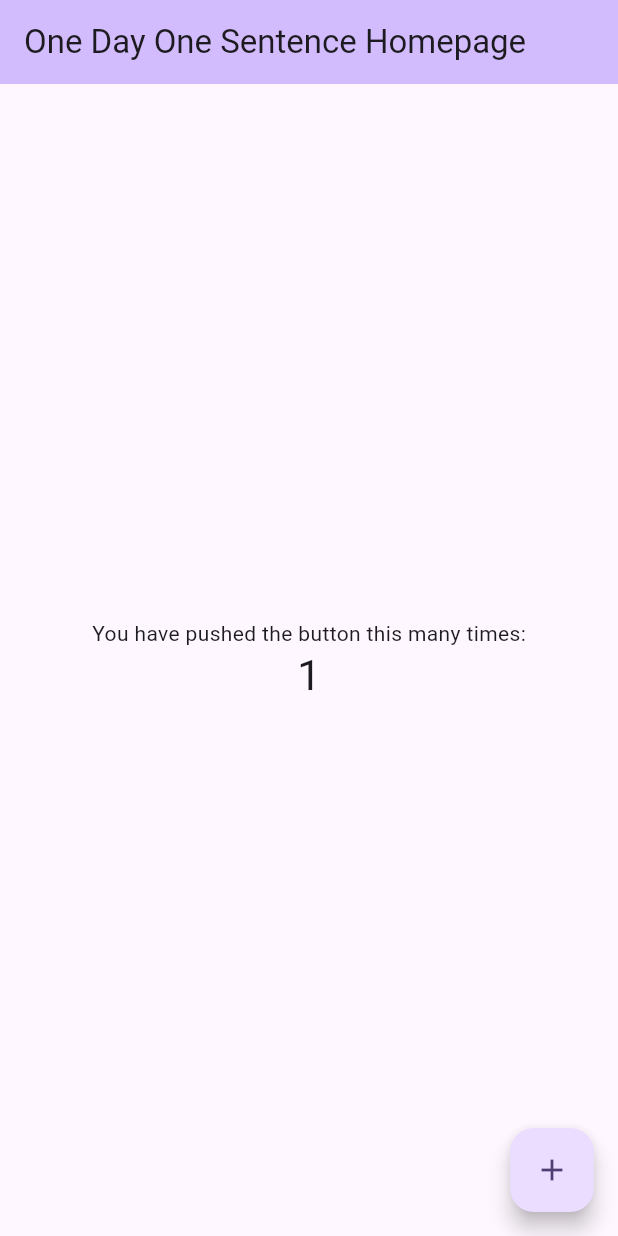
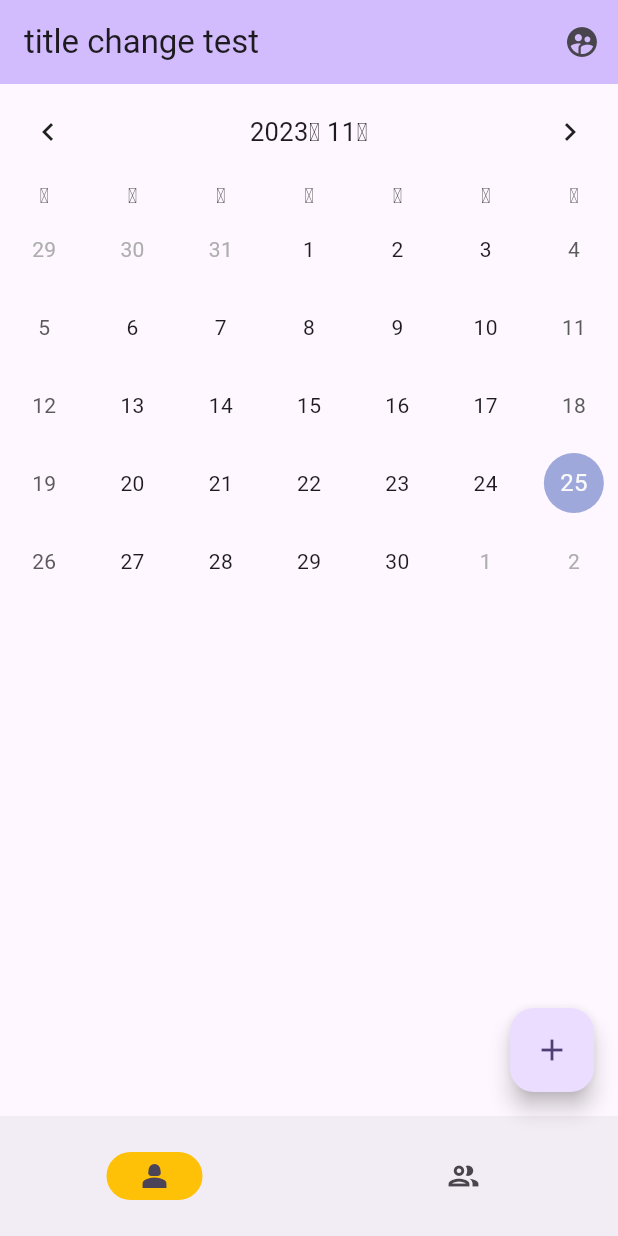
Before and after one commit to kyubhinhan/onedayonesentence, a Flutter app: the screen it shows after launch, after a tap on the "add" icon, on a phone screen of 412 x 824 dp. Run offline on Flutter 3.47's test engine with Material 2 defaults, Android fonts, the phone set to English and light mode, and no system bars; drawn by our look-alikes of table_calendar.

Commit message:
달력 컴포넌트 추가 (#4)
* 대충 형태 잡음

* 상태에 따라 필요한 버튼 처리해줌

* 달력 추가

```diff
--- /dev/null
+++ b/onedayonesentence/lib/calander/calander.dart
@@ -0,0 +1,50 @@
+import 'package:flutter/material.dart';
+import 'package:table_calendar/table_calendar.dart';
+
+class Calander extends StatefulWidget {
+  const Calander({super.key});
+
+  @override
+  State<Calander> createState() => _CalanderState();
+}
+
+class _CalanderState extends State<Calander> {
+  DateTime _focusedDay = DateTime.now();
+  DateTime? _selectedDay;
+  CalendarFormat _calendarFormat = CalendarFormat.month;
+
+  @override
+  Widget build(BuildContext context) {
+    return TableCalendar(
+      locale: 'ko_KR',
+      daysOfWeekHeight: 20,
+      headerStyle:
+          const HeaderStyle(formatButtonVisible: false, titleCentered: true),
+      firstDay: DateTime.utc(2023, 10, 01),
+      lastDay: DateTime.utc(2030, 3, 14),
+      focusedDay: _focusedDay,
+      calendarFormat: _calendarFormat,
+      onFormatChanged: (format) {
+        setState(() {
+          _calendarFormat = format;
+        });
+      },
+      selectedDayPredicate: (day) {
+        return isSameDay(_selectedDay, day);
+      },
+      onDaySelected: (selectedDay, focusedDay) {
+        if (!isSameDay(_selectedDay, selectedDay)) {
+          // Call `setState()` when updating the selected day
+          setState(() {
+            _selectedDay = selectedDay;
+            _focusedDay = focusedDay;
+          });
+        }
+      },
+      onPageChanged: (focusedDay) {
+        // No need to call `setState()` here
+        _focusedDay = focusedDay;
+      },
+    );
+  }
+}
--- a/onedayonesentence/lib/main.dart
+++ b/onedayonesentence/lib/main.dart
@@ -1,7 +1,9 @@
 import 'package:flutter/material.dart';
+import 'calander/calander.dart';
+import 'package:intl/date_symbol_data_local.dart';
 
 void main() {
-  runApp(const MyApp());
+  initializeDateFormatting().then((_) => runApp(const MyApp()));
 }
 
 class MyApp extends StatelessWidget {
@@ -11,12 +13,12 @@ class MyApp extends StatelessWidget {
   @override
   Widget build(BuildContext context) {
     return MaterialApp(
-      title: 'OneDayOneSentence',
+      title: 'Title Change',
       theme: ThemeData(
         colorScheme: ColorScheme.fromSeed(seedColor: Colors.deepPurple),
         useMaterial3: true,
       ),
-      home: const MyHomePage(title: 'One Day One Sentence Homepage'),
+      home: const MyHomePage(title: 'title change test'),
     );
   }
 }
@@ -31,71 +33,53 @@ class MyHomePage extends StatefulWidget {
 }
 
 class _MyHomePageState extends State<MyHomePage> {
-  int _counter = 0;
-
-  void _incrementCounter() {
-    setState(() {
-      // This call to setState tells the Flutter framework that something has
-      // changed in this State, which causes it to rerun the build method below
-      // so that the display can reflect the updated values. If we changed
-      // _counter without calling setState(), then the build method would not be
-      // called again, and so nothing would appear to happen.
-      _counter++;
-    });
-  }
+  int currentPageIndex = 0;
 
   @override
   Widget build(BuildContext context) {
-    // This method is rerun every time setState is called, for instance as done
-    // by the _incrementCounter method above.
-    //
-    // The Flutter framework has been optimized to make rerunning build methods
-    // fast, so that you can just rebuild anything that needs updating rather
-    // than having to individually change instances of widgets.
     return Scaffold(
-      appBar: AppBar(
-        // TRY THIS: Try changing the color here to a specific color (to
-        // Colors.amber, perhaps?) and trigger a hot reload to see the AppBar
-        // change color while the other colors stay the same.
-        backgroundColor: Theme.of(context).colorScheme.inversePrimary,
-        // Here we take the value from the MyHomePage object that was created by
-        // the App.build method, and use it to set our appbar title.
-        title: Text(widget.title),
-      ),
-      body: Center(
-        // Center is a layout widget. It takes a single child and positions it
-        // in the middle of the parent.
-        child: Column(
-          // Column is also a layout widget. It takes a list of children and
-          // arranges them vertically. By default, it sizes itself to fit its
-          // children horizontally, and tries to be as tall as its parent.
-          //
-          // Column has various properties to control how it sizes itself and
-          // how it positions its children. Here we use mainAxisAlignment to
-          // center the children vertically; the main axis here is the vertical
-          // axis because Columns are vertical (the cross axis would be
-          // horizontal).
-          //
-          // TRY THIS: Invoke "debug painting" (choose the "Toggle Debug Paint"
-          // action in the IDE, or press "p" in the console), to see the
-          // wireframe for each widget.
-          mainAxisAlignment: MainAxisAlignment.center,
-          children: <Widget>[
-            const Text(
-              'You have pushed the button this many times:',
+        appBar: AppBar(
+            backgroundColor: Theme.of(context).colorScheme.inversePrimary,
+            title: Text(widget.title),
+            actions: <Widget>[
+              IconButton(
+                icon: const Icon(Icons.supervised_user_circle),
+                tooltip: 'User',
+                onPressed: () {},
+              ),
+            ]),
+        body: const Column(
+          children: [Calander()],
+        ),
+        bottomNavigationBar: NavigationBar(
+          onDestinationSelected: (int index) {
+            setState(() {
+              currentPageIndex = index;
+            });
+          },
+          indicatorColor: Colors.amber,
+          selectedIndex: currentPageIndex,
+          destinations: const <Widget>[
+            NavigationDestination(
+              selectedIcon: Icon(Icons.person_2),
+              icon: Icon(Icons.person_2_outlined),
+              label: 'Individual',
             ),
-            Text(
-              '$_counter',
-              style: Theme.of(context).textTheme.headlineMedium,
+            NavigationDestination(
+              selectedIcon: Icon(Icons.people),
+              icon: Icon(Icons.people_outlined),
+              label: 'Community',
             ),
           ],
+          labelBehavior: NavigationDestinationLabelBehavior.alwaysHide,
         ),
-      ),
-      floatingActionButton: FloatingActionButton(
-        onPressed: _incrementCounter,
-        tooltip: 'Increment',
-        child: const Icon(Icons.add),
-      ), // This trailing comma makes auto-formatting nicer for build methods.
-    );
+        floatingActionButton: currentPageIndex == 0
+            ? FloatingActionButton(
+                onPressed: () => setState(() {}),
+                tooltip: 'Add Sentence',
+                child: const Icon(Icons.add),
+              )
+            : null,
+        floatingActionButtonLocation: FloatingActionButtonLocation.endFloat);
   }
 }
--- a/onedayonesentence/pubspec.yaml
+++ b/onedayonesentence/pubspec.yaml
@@ -30,11 +30,12 @@ environment:
 dependencies:
   flutter:
     sdk: flutter
-
+  table_calendar: ^3.0.9
 
   # The following adds the Cupertino Icons font to your application.
   # Use with the CupertinoIcons class for iOS style icons.
   cupertino_icons: ^1.0.2
+  intl: ^0.18.1
 
 dev_dependencies:
   flutter_test:
```
Also changed, not shown: onedayonesentence/pubspec.lock.
